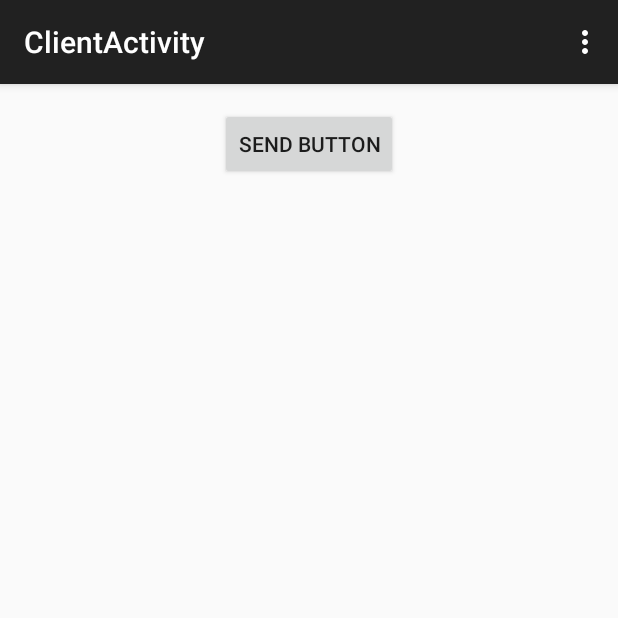
After one commit to suheb/MusicHub, an Android app: the ClientActivity screen opened directly, with no data from a screen before it, on a phone screen of 412 x 824 dp, the top half of it. The commit adds this screen. Run offline under Robolectric (Android 15) with nearby library versions, the phone set to English and light mode, and no system bars; libraries missing offline, so code that uses them is left out: com.koushikdutta.async; 3 statements that could not run were skipped.

Commit message:
Added client and server activities. Websockets working now.

```diff
--- /dev/null
+++ b/app/src/main/java/com/haloappstudio/musichub/ClientActivity.java
@@ -0,0 +1,78 @@
+package com.haloappstudio.musichub;
+
+import android.content.Context;
+import android.net.wifi.WifiManager;
+import android.os.Bundle;
+import android.support.v7.app.ActionBarActivity;
+import android.text.format.Formatter;
+import android.util.Log;
+import android.view.Menu;
+import android.view.MenuItem;
+import android.widget.Toast;
+
+import com.haloappstudio.musichub.utils.Utils;
+import com.koushikdutta.async.http.AsyncHttpClient;
+import com.koushikdutta.async.http.WebSocket;
+
+
+public class ClientActivity extends ActionBarActivity {
+    private AsyncHttpClient  mAsyncHttpClient;
+    private WifiManager mWifiManager;
+    private AsyncHttpClient.WebSocketConnectCallback mWebSocketConnectCallback;
+    @Override
+    protected void onCreate(Bundle savedInstanceState) {
+        super.onCreate(savedInstanceState);
+        setContentView(R.layout.activity_client);
+        mWifiManager = (WifiManager) getSystemService(Context.WIFI_SERVICE);
+        //Resolve IP address
+        int ipAddress = mWifiManager.getConnectionInfo().getIpAddress();
+        String hostAddress = Formatter.formatIpAddress(ipAddress);
+        hostAddress = "http://" + hostAddress + ":" +Utils.PORT_NUMBER;
+        Log.d("CLIENTTAG", "address is " + hostAddress);
+        mWebSocketConnectCallback = new AsyncHttpClient.WebSocketConnectCallback() {
+            @Override
+            public void onCompleted(Exception ex, WebSocket webSocket) {
+                if (ex != null) {
+                    ex.printStackTrace();
+                    return;
+                }
+                webSocket.send("Hello Server");
+                webSocket.setStringCallback(new WebSocket.StringCallback() {
+                    @Override
+                    public void onStringAvailable(final String s) {
+                        Log.d("CLIENTTAG",s);
+                        runOnUiThread(new Runnable() {
+                            @Override
+                            public void run() {
+                                Toast.makeText(getApplicationContext(), s, Toast.LENGTH_LONG).show();
+                            }
+                        });
+                    }
+                });
+            }
+        };
+        mAsyncHttpClient = AsyncHttpClient.getDefaultInstance();
+        mAsyncHttpClient.websocket(hostAddress, null, mWebSocketConnectCallback);
+
+    }
+
+
+    @Override
+    public boolean onCreateOptionsMenu(Menu menu) {
+        // Inflate the menu; this adds items to the action bar if it is present.
+        getMenuInflater().inflate(R.menu.client, menu);
+        return true;
+    }
+
+    @Override
+    public boolean onOptionsItemSelected(MenuItem item) {
+        // Handle action bar item clicks here. The action bar will
+        // automatically handle clicks on the Home/Up button, so long
+        // as you specify a parent activity in AndroidManifest.xml.
+        int id = item.getItemId();
+        if (id == R.id.action_settings) {
+            return true;
+        }
+        return super.onOptionsItemSelected(item);
+    }
+}
--- a/app/src/main/java/com/haloappstudio/musichub/MainActivity.java
+++ b/app/src/main/java/com/haloappstudio/musichub/MainActivity.java
@@ -2,6 +2,7 @@ package com.haloappstudio.musichub;
 
 import android.app.ProgressDialog;
 import android.content.Context;
+import android.content.Intent;
 import android.net.wifi.WifiConfiguration;
 import android.net.wifi.WifiManager;
 import android.os.Build;
@@ -57,6 +58,7 @@ public class MainActivity extends ActionBarActivity {
                             @Override
                             public void run() {
                                 mProgressDialog.dismiss();
+                                startActivity(new Intent(getApplicationContext(),ServerActivity.class));
                             }
                         });
                     }
--- a/app/src/main/java/com/haloappstudio/musichub/dialogs/JoinHubDialog.java
+++ b/app/src/main/java/com/haloappstudio/musichub/dialogs/JoinHubDialog.java
@@ -5,6 +5,7 @@ import android.app.Dialog;
 import android.app.ProgressDialog;
 import android.content.Context;
 import android.content.DialogInterface;
+import android.content.Intent;
 import android.net.wifi.ScanResult;
 import android.net.wifi.WifiConfiguration;
 import android.net.wifi.WifiManager;
@@ -17,6 +18,7 @@ import android.view.ViewGroup;
 import android.widget.ArrayAdapter;
 import android.widget.TextView;
 
+import com.haloappstudio.musichub.ClientActivity;
 import com.haloappstudio.musichub.R;
 import com.haloappstudio.musichub.utils.Utils;
 
@@ -45,7 +47,7 @@ public class JoinHubDialog extends DialogFragment {
 
         AlertDialog.Builder builder = new AlertDialog.Builder(mActivity);
         builder.setTitle("Select Hub");
-        if(scanResultList.size() != 0){
+        if(scanResultList!= null){
             builder.setAdapter(wifiListAdapter, new DialogInterface.OnClickListener() {
                 @Override
                 public void onClick(DialogInterface dialogInterface, int i) {
@@ -71,6 +73,7 @@ public class JoinHubDialog extends DialogFragment {
                                 @Override
                                 public void run() {
                                     mProgressDialog.dismiss();
+                                    mActivity.startActivity(new Intent(mActivity, ClientActivity.class));
                                 }
                             });
                         }
--- a/app/src/main/java/com/haloappstudio/musichub/utils/Utils.java
+++ b/app/src/main/java/com/haloappstudio/musichub/utils/Utils.java
@@ -8,6 +8,7 @@ import android.net.NetworkInfo;
  * Created by suheb on 20/10/14.
  */
 public class Utils {
+    public static final int PORT_NUMBER = 8585;
     public static Boolean isWifiConnected(Context context){
         ConnectivityManager connectivityManager = (ConnectivityManager) context.getSystemService(context.CONNECTIVITY_SERVICE);
         NetworkInfo wifiInfo = connectivityManager.getNetworkInfo(ConnectivityManager.TYPE_WIFI);
--- /dev/null
+++ b/app/src/main/res/layout/activity_client.xml
@@ -0,0 +1,18 @@
+<RelativeLayout xmlns:android="http://schemas.android.com/apk/res/android"
+    xmlns:tools="http://schemas.android.com/tools"
+    android:layout_width="match_parent"
+    android:layout_height="match_parent"
+    android:paddingLeft="@dimen/activity_horizontal_margin"
+    android:paddingRight="@dimen/activity_horizontal_margin"
+    android:paddingTop="@dimen/activity_vertical_margin"
+    android:paddingBottom="@dimen/activity_vertical_margin"
+    tools:context="com.haloappstudio.musichub.ClientActivity">
+
+    <Button
+        android:layout_width="wrap_content"
+        android:layout_height="wrap_content"
+        android:text="Send Button"
+        android:id="@+id/sendButtonC"
+        android:layout_alignParentTop="true"
+        android:layout_centerHorizontal="true" />
+</RelativeLayout>
--- /dev/null
+++ b/app/src/main/res/menu/client.xml
@@ -0,0 +1,9 @@
+<menu xmlns:android="http://schemas.android.com/apk/res/android"
+    xmlns:app="http://schemas.android.com/apk/res-auto"
+    xmlns:tools="http://schemas.android.com/tools"
+    tools:context="com.haloappstudio.musichub.ClientActivity" >
+    <item android:id="@+id/action_settings"
+        android:title="@string/action_settings"
+        android:orderInCategory="100"
+        app:showAsAction="never" />
+</menu>
--- a/app/src/main/res/values/strings.xml
+++ b/app/src/main/res/values/strings.xml
@@ -4,5 +4,7 @@
     <string name="app_name">Music Hub</string>
     <string name="hello_world">Hello world!</string>
     <string name="action_settings">Settings</string>
+    <string name="title_activity_server">ServerActivity</string>
+    <string name="title_activity_client">ClientActivity</string>
 
 </resources>
```
Also changed, not shown: app/src/main/AndroidManifest.xml (+11 -2 lines), app/src/main/java/com/haloappstudio/musichub/ServerActivity.java (added, +94 -0 lines), app/src/main/res/layout/activity_server.xml (added, +18 -0 lines), app/src/main/res/menu/server.xml (added, +9 -0 lines).
